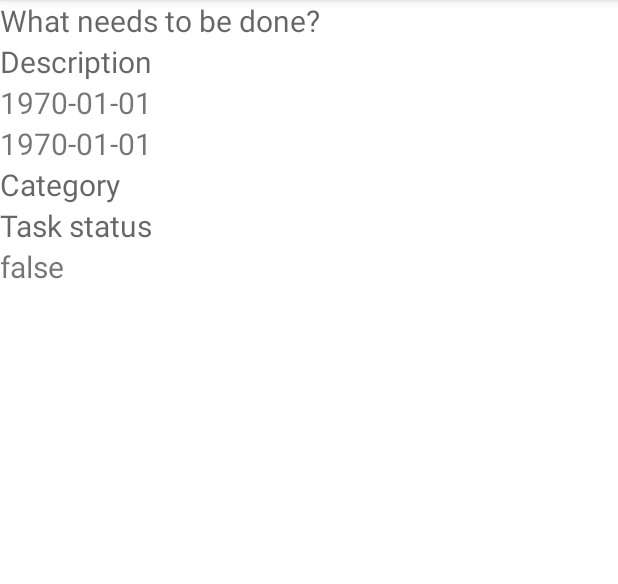
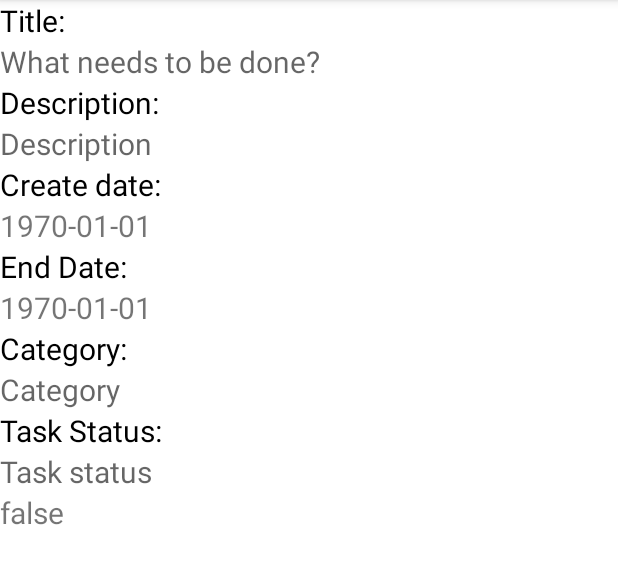
Before and after one commit to KamilSzus/ListaToDo, an Android app: the MoreDetailsAboutTask screen opened directly, with no data from a screen before it, on a phone screen of 412 x 824 dp, the part 84-668 px from its top. Run offline under Robolectric (Android 15) with nearby library versions, the phone set to English and light mode, and no system bars; 2 statements that could not run were skipped.

Commit message:
tasks details layout modify

```diff
--- a/app/src/main/res/layout/activity_more_details_about_task.xml
+++ b/app/src/main/res/layout/activity_more_details_about_task.xml
@@ -1,70 +1,101 @@
 <?xml version="1.0" encoding="utf-8"?>
-<androidx.constraintlayout.widget.ConstraintLayout
-    xmlns:android="http://schemas.android.com/apk/res/android"
-    xmlns:app="http://schemas.android.com/apk/res-auto"
+<TableLayout xmlns:android="http://schemas.android.com/apk/res/android"
     xmlns:tools="http://schemas.android.com/tools"
     android:layout_width="match_parent"
     android:layout_height="match_parent"
+    android:layout_alignParentStart="true"
+    android:layout_alignParentBottom="true"
     tools:context=".MoreDetailsAboutTask">
+
+
+    <TextView
+        android:layout_width="match_parent"
+        android:layout_height="wrap_content"
+        android:text="Title:"
+        android:textColor="#000000"
+        android:textSize="20sp" />
 
     <TextView
         android:id="@+id/textViewTaskTitle"
         android:layout_width="match_parent"
         android:layout_height="wrap_content"
         android:hint="@string/what_needs_to_be_done"
-        app:layout_constraintStart_toStartOf="parent"
-        android:textSize="20sp"
-        app:layout_constraintTop_toTopOf="parent" />
+        android:textSize="20sp" />
+
+    <TextView
+        android:layout_width="match_parent"
+        android:layout_height="wrap_content"
+        android:textColor="#000000"
+        android:text="Description:"
+        android:textSize="20sp" />
 
     <TextView
         android:id="@+id/textViewTaskDescription"
         android:layout_width="match_parent"
         android:layout_height="wrap_content"
         android:hint="@string/description"
-        android:textSize="20sp"
-        app:layout_constraintStart_toStartOf="parent"
-        app:layout_constraintTop_toBottomOf="@+id/textViewTaskTitle" />
+        android:textSize="20sp" />
+
+    <TextView
+        android:layout_width="match_parent"
+        android:layout_height="wrap_content"
+        android:textColor="#000000"
+        android:text="Create date:"
+        android:textSize="20sp" />
 
     <TextView
         android:id="@+id/textViewDateStart"
         android:layout_width="match_parent"
         android:layout_height="wrap_content"
         android:hint="@string/datestart"
-        android:textSize="20sp"
-        app:layout_constraintStart_toStartOf="parent"
-        app:layout_constraintTop_toBottomOf="@+id/textViewTaskDescription" />
+        android:textSize="20sp" />
+
+    <TextView
+        android:layout_width="match_parent"
+        android:layout_height="wrap_content"
+        android:textColor="#000000"
+        android:text="End Date:"
+        android:textSize="20sp" />
 
     <TextView
         android:id="@+id/textViewDateEnd"
         android:layout_width="match_parent"
         android:layout_height="wrap_content"
         android:hint="@string/dateend"
-        android:textSize="20sp"
-        app:layout_constraintStart_toStartOf="parent"
-        app:layout_constraintTop_toBottomOf="@+id/textViewDateStart" />
+        android:textSize="20sp" />
+
+    <TextView
+        android:layout_width="match_parent"
+        android:layout_height="wrap_content"
+        android:textColor="#000000"
+        android:text="Category:"
+        android:textSize="20sp" />
+
     <TextView
         android:id="@+id/textViewTaskCategory"
         android:layout_width="match_parent"
         android:layout_height="wrap_content"
         android:hint="@string/category"
-        android:textSize="20sp"
-        app:layout_constraintStart_toStartOf="parent"
-        app:layout_constraintTop_toBottomOf="@+id/textViewDateEnd" />
+        android:textSize="20sp" />
+
+    <TextView
+        android:layout_width="match_parent"
+        android:layout_height="wrap_content"
+        android:textColor="#000000"
+        android:text="Task Status:"
+        android:textSize="20sp" />
+
     <TextView
         android:id="@+id/textViewTaskStatus"
         android:layout_width="match_parent"
         android:layout_height="wrap_content"
         android:hint="@string/taskStatus"
-        android:textSize="20sp"
-        app:layout_constraintStart_toStartOf="parent"
-        app:layout_constraintTop_toBottomOf="@+id/textViewTaskCategory" />
+        android:textSize="20sp" />
+
     <TextView
         android:id="@+id/textViewHaveAttachment"
         android:layout_width="match_parent"
         android:layout_height="wrap_content"
         android:hint="@string/haveAttachment"
-        android:textSize="20sp"
-        app:layout_constraintStart_toStartOf="parent"
-        app:layout_constraintTop_toBottomOf="@+id/textViewTaskStatus" />
-
-</androidx.constraintlayout.widget.ConstraintLayout>
+        android:textSize="20sp" />
+</TableLayout>
```
Also changed, not shown: app/src/main/java/com/example/listatodo/MainActivity.java (+0 -25 lines).
